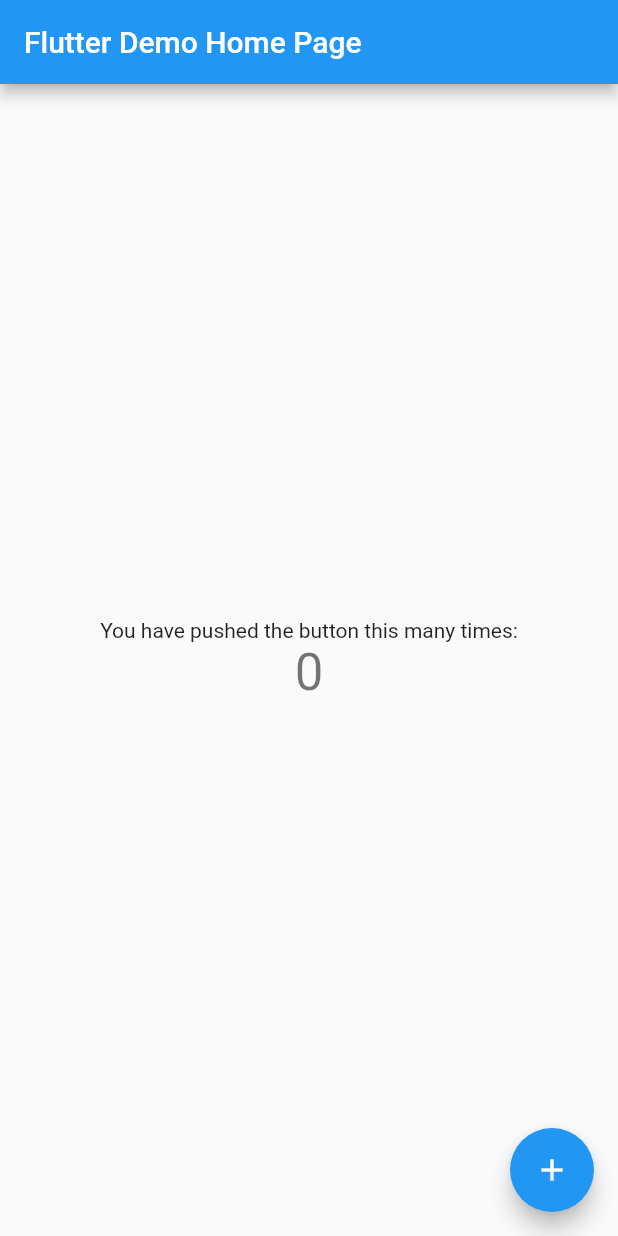
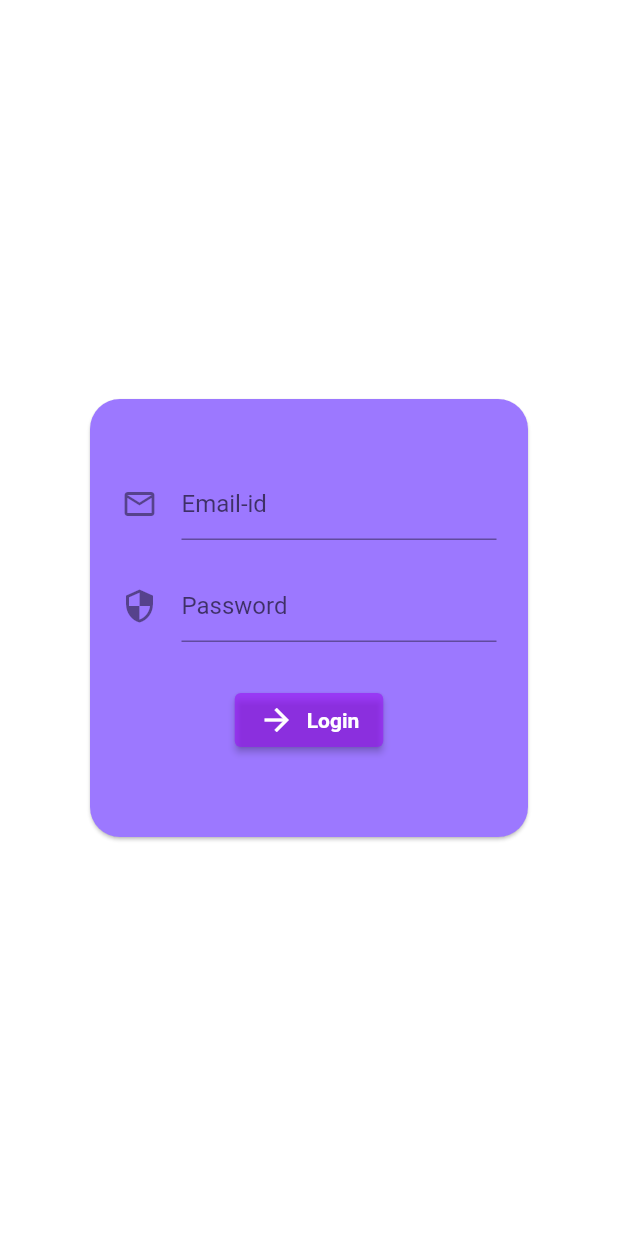
Before and after one commit to NexTech-Source/MobileClient, a Flutter app: the screen it shows after launch, on a phone screen of 412 x 824 dp. Run offline on Flutter 3.47's test engine with Material 2 defaults, Android fonts, the phone set to English and light mode, and no system bars; our stand-ins replace another_flushbar, bloc, flutter_bloc, image_picker, progress_indicators; missing offline and left inert: edge_detection.

Commit message:
basic app skeleton

```diff
--- a/nextech_app/lib/bloc/auth_repo.dart
+++ b/nextech_app/lib/bloc/auth_repo.dart
@@ -0,0 +1,9 @@
+class AuthRepository {
+
+  Future<bool> login(String email, String password) async {
+    return Future.delayed(Duration(seconds: 2), () {
+      return true;
+    });
+  }
+
+}
--- a/nextech_app/lib/bloc/login/form_submission_status.dart
+++ b/nextech_app/lib/bloc/login/form_submission_status.dart
@@ -0,0 +1,25 @@
+abstract class FormSubmissionStatus {
+  const FormSubmissionStatus();
+}
+
+class InitialFormStatus extends FormSubmissionStatus {
+  const InitialFormStatus();
+}
+
+class FormSubmitting extends FormSubmissionStatus {}
+
+class GoogleFormSubmitting extends FormSubmissionStatus {}
+
+class TwitterFormSubmitting extends FormSubmissionStatus {}
+
+class GitHubFormSubmitting extends FormSubmissionStatus {}
+
+class SubmissionSuccess extends FormSubmissionStatus {}
+
+class ReSendEmailSubmissionSuccess extends FormSubmissionStatus {}
+
+class SubmissionFailed extends FormSubmissionStatus {
+  final String exception;
+   final String serverError = "Something went wrong during submission. Please try again later.";
+  SubmissionFailed(this.exception);
+}
--- a/nextech_app/lib/bloc/login/login_bloc.dart
+++ b/nextech_app/lib/bloc/login/login_bloc.dart
@@ -0,0 +1,35 @@
+import 'package:bloc/bloc.dart';
+import 'package:nextech_app/bloc/auth_repo.dart';
+import 'package:nextech_app/bloc/login/form_submission_status.dart';
+import 'package:nextech_app/bloc/login/login_event.dart';
+import 'package:nextech_app/bloc/login/login_state.dart';
+
+class LoginBloc extends Bloc<LoginEvent, LoginState> {
+  final AuthRepository authRepo;
+  LoginBloc({required this.authRepo}) : super(LoginState()) {
+    on<LoginEvent>(_onEvent);
+  }
+
+    Future<void> _onEvent(LoginEvent event, Emitter<LoginState> emit) async {
+      if (event is LoginEmailChanged) {
+        emit(state.copyWith(email: event.email));
+      }
+      // password update
+      else if (event is LoginPasswordChanged) {
+        emit(state.copyWith(password: event.password));
+      }
+      //form submitted
+      else if (event is LoginSubmitted) {
+        emit(state.copyWith(formStatus: FormSubmitting()));
+
+        try {
+          bool issuccessful = await authRepo.login(state.email, state.password);
+          if (issuccessful) {
+            emit(state.copyWith(formStatus: SubmissionSuccess()));
+          } else {}
+        } catch (e) {
+          emit(state.copyWith(formStatus: SubmissionFailed(e.toString())));
+        }
+      }
+    }
+  }
--- a/nextech_app/lib/bloc/login/login_event.dart
+++ b/nextech_app/lib/bloc/login/login_event.dart
@@ -0,0 +1,27 @@
+abstract class LoginEvent{}
+
+class LoginEmailChanged extends LoginEvent{
+   final String email;
+  LoginEmailChanged(this.email);
+}
+
+class LoginPasswordChanged extends LoginEvent{
+  final String password;
+  LoginPasswordChanged(this.password);
+}
+
+class LoginSubmitted extends LoginEvent{
+
+}
+
+class GoogleLoginSubmitted extends LoginEvent{
+
+}
+
+class TwitterLoginSubmitted extends LoginEvent{
+
+}
+
+class GitHubLoginSubmitted extends LoginEvent{
+
+}
--- a/nextech_app/lib/bloc/login/login_state.dart
+++ b/nextech_app/lib/bloc/login/login_state.dart
@@ -0,0 +1,23 @@
+import 'package:nextech_app/bloc/login/form_submission_status.dart';
+
+class LoginState {
+  final String email;
+  bool get isValidEmail => email.length > 3;
+  final String password;
+  bool get isValidPassword => password.length > 6;
+  FormSubmissionStatus formStatus;
+
+  LoginState(
+      {this.email = '',
+      this.password = '',
+      this.formStatus = const InitialFormStatus()});
+
+  LoginState copyWith(
+      {String? email, String? password, FormSubmissionStatus? formStatus}) {
+    return LoginState(
+      email: email ?? this.email,
+      password: password ?? this.password,
+      formStatus: formStatus ?? this.formStatus,
+    );
+  }
+}
--- a/nextech_app/lib/constants/routes.dart
+++ b/nextech_app/lib/constants/routes.dart
@@ -0,0 +1,3 @@
+const kHomeRoute = '/home';
+const kLoginRoute = '/login';
+const kRegisterRoute = '/register';
--- a/nextech_app/lib/main.dart
+++ b/nextech_app/lib/main.dart
@@ -1,115 +1,32 @@
 import 'package:flutter/material.dart';
-
+import 'package:flutter_bloc/flutter_bloc.dart';
+import 'package:nextech_app/bloc/auth_repo.dart';
+import 'package:nextech_app/presentation/router.dart';
+import 'package:provider/provider.dart';
 void main() {
-  runApp(const MyApp());
+  runApp(NextechApp(
+    router: AppRouter(),
+  ));
 }
 
-class MyApp extends StatelessWidget {
-  const MyApp({Key? key}) : super(key: key);
-
-  // This widget is the root of your application.
+class NextechApp extends StatelessWidget {
+  final AppRouter router;
+  const NextechApp({Key? key, required this.router}) : super(key: key);
   @override
   Widget build(BuildContext context) {
-    return MaterialApp(
-      title: 'Flutter Demo',
-      theme: ThemeData(
-        // This is the theme of your application.
-        //
-        // Try running your application with "flutter run". You'll see the
-        // application has a blue toolbar. Then, without quitting the app, try
-        // changing the primarySwatch below to Colors.green and then invoke
-        // "hot reload" (press "r" in the console where you ran "flutter run",
-        // or simply save your changes to "hot reload" in a Flutter IDE).
-        // Notice that the counter didn't reset back to zero; the application
-        // is not restarted.
-        primarySwatch: Colors.blue,
+    return MultiProvider(
+      providers: [
+        RepositoryProvider(
+          create: (context) => AuthRepository(),
+        ),
+      ],
+      child: MaterialApp(
+        title: 'Nextech',
+        theme: ThemeData(
+          primarySwatch: Colors.blue,
+        ),
+        onGenerateRoute: router.onGenerateRoute,
       ),
-      home: const MyHomePage(title: 'Flutter Demo Home Page'),
     );
   }
 }
-
-class MyHomePage extends StatefulWidget {
-  const MyHomePage({Key? key, required this.title}) : super(key: key);
-
-  // This widget is the home page of your application. It is stateful, meaning
-  // that it has a State object (defined below) that contains fields that affect
-  // how it looks.
-
-  // This class is the configuration for the state. It holds the values (in this
-  // case the title) provided by the parent (in this case the App widget) and
-  // used by the build method of the State. Fields in a Widget subclass are
-  // always marked "final".
-
-  final String title;
-
-  @override
-  State<MyHomePage> createState() => _MyHomePageState();
-}
-
-class _MyHomePageState extends State<MyHomePage> {
-  int _counter = 0;
-
-  void _incrementCounter() {
-    setState(() {
-      // This call to setState tells the Flutter framework that something has
-      // changed in this State, which causes it to rerun the build method below
-      // so that the display can reflect the updated values. If we changed
-      // _counter without calling setState(), then the build method would not be
-      // called again, and so nothing would appear to happen.
-      _counter++;
-    });
-  }
-
-  @override
-  Widget build(BuildContext context) {
-    // This method is rerun every time setState is called, for instance as done
-    // by the _incrementCounter method above.
-    //
-    // The Flutter framework has been optimized to make rerunning build methods
-    // fast, so that you can just rebuild anything that needs updating rather
-    // than having to individually change instances of widgets.
-    return Scaffold(
-      appBar: AppBar(
-        // Here we take the value from the MyHomePage object that was created by
-        // the App.build method, and use it to set our appbar title.
-        title: Text(widget.title),
-      ),
-      body: Center(
-        // Center is a layout widget. It takes a single child and positions it
-        // in the middle of the parent.
-        child: Column(
-          // Column is also a layout widget. It takes a list of children and
-          // arranges them vertically. By default, it sizes itself to fit its
-          // children horizontally, and tries to be as tall as its parent.
-          //
-          // Invoke "debug painting" (press "p" in the console, choose the
-          // "Toggle Debug Paint" action from the Flutter Inspector in Android
-          // Studio, or the "Toggle Debug Paint" command in Visual Studio Code)
-          // to see the wireframe for each widget.
-          //
-          // Column has various properties to control how it sizes itself and
-          // how it positions its children. Here we use mainAxisAlignment to
-          // center the children vertically; the main axis here is the vertical
-          // axis because Columns are vertical (the cross axis would be
-          // horizontal).
-          mainAxisAlignment: MainAxisAlignment.center,
-          children: <Widget>[
-            const Text(
-              'You have pushed the button this many times:',
-            ),
-            Text(
-              '$_counter',
-              style: Theme.of(context).textTheme.headline4,
-            ),
-          ],
-        ),
-      ),
-      floatingActionButton: FloatingActionButton(
-        onPressed: _incrementCounter,
-        tooltip: 'Increment',
-        child: const Icon(Icons.add),
-      ), // This trailing comma makes auto-formatting nicer for build methods.
-    );
-  }
-}
--- a/nextech_app/lib/presentation/router.dart
+++ b/nextech_app/lib/presentation/router.dart
@@ -0,0 +1,31 @@
+import 'package:flutter/material.dart';
+import 'package:nextech_app/constants/routes.dart';
+import 'package:nextech_app/presentation/screens/home_screen.dart';
+import 'package:nextech_app/presentation/screens/loading_screen.dart';
+import 'package:nextech_app/presentation/screens/login_screen.dart';
+
+class AppRouter {
+  String runTimeRouteGenerator() {
+    return kHomeRoute;
+  }
+
+  Future<String> initialRoute() async {
+    return kLoginRoute;
+  }
+
+  Route<dynamic> onGenerateRoute(RouteSettings settings) {
+    switch (settings.name) {
+      case kHomeRoute:
+        return MaterialPageRoute<dynamic>(
+            builder: (BuildContext context) => HomeScreen());
+      case kLoginRoute:
+        return MaterialPageRoute(builder:
+        (BuildContext context) => LoginScreen());
+      default :
+        return MaterialPageRoute<dynamic>(
+      builder: (BuildContext context) => LoadingScreen(),
+    );
+    }
+
+  }
+}
--- a/nextech_app/lib/presentation/screens/login_screen.dart
+++ b/nextech_app/lib/presentation/screens/login_screen.dart
@@ -0,0 +1,196 @@
+import 'package:another_flushbar/flushbar.dart';
+import 'package:flutter/gestures.dart';
+import 'package:flutter/material.dart';
+import 'package:flutter_bloc/flutter_bloc.dart';
+import 'package:nextech_app/bloc/auth_repo.dart';
+import 'package:nextech_app/bloc/login/form_submission_status.dart';
+import 'package:nextech_app/bloc/login/login_bloc.dart';
+import 'package:nextech_app/bloc/login/login_event.dart';
+import 'package:nextech_app/bloc/login/login_state.dart';
+import 'package:nextech_app/constants/app_colours.dart';
+import 'package:nextech_app/presentation/router.dart';
+
+
+class LoginScreen extends StatelessWidget {
+  final _formKey = GlobalKey<FormState>();
+  //final _formKeySecond = GlobalKey<FormState>();
+  final TextEditingController passwordController = TextEditingController();
+  final TextEditingController emailController = TextEditingController();
+
+  LoginScreen({Key? key}) : super(key: key);
+  @override
+  Widget build(BuildContext context) {
+    return Scaffold(
+      backgroundColor: kWhite,
+      body: BlocProvider(
+        create: (context) => LoginBloc(
+          authRepo: context.read<AuthRepository>(),
+        ),
+        child: Column(
+          mainAxisAlignment: MainAxisAlignment.center,
+          crossAxisAlignment: CrossAxisAlignment.center,
+          children: [
+            Builder(builder: (context) {
+              return _loginForm(context);
+            }),
+          ],
+        ),
+      ),
+    );
+  }
+
+  Widget _loginForm(context) {
+    return BlocListener<LoginBloc, LoginState>(
+        listener: (context, state) {
+          final formStatus = state.formStatus;
+          if (formStatus is SubmissionFailed) {
+            emailController.clear();
+            passwordController.clear();
+            _showSnackBar(context, formStatus.exception);
+            state.formStatus = const InitialFormStatus();
+          }
+          if (formStatus is SubmissionSuccess) {
+            //print("submission success now routing");
+            //runTimeState.get<AppRunTimeStatus>().setIsLoggedIn(true);
+
+            Navigator.of(context)
+                .popAndPushNamed(AppRouter().runTimeRouteGenerator());
+          }
+        },
+        child: Form(
+          key: _formKey,
+          child: Column(
+            mainAxisAlignment: MainAxisAlignment.center,
+            crossAxisAlignment: CrossAxisAlignment.center,
+            children: [
+
+              Center(
+                child: SizedBox(
+                    width: 300, height: 300, child: _loginContainer(context)),
+              ),
+
+
+            ],
+          ),
+        ));
+  }
+
+  Widget _loginContainer(context) {
+    return Card(
+        shape: RoundedRectangleBorder(
+          borderRadius: BorderRadius.circular(20),
+        ),
+        color: kLightPurple,
+        child: Column(
+            mainAxisAlignment: MainAxisAlignment.center,
+            crossAxisAlignment: CrossAxisAlignment.center,
+            children: [
+              SizedBox(width: 250, child: _emailField()),
+              const Padding(padding: EdgeInsets.only(top: 20)),
+              SizedBox(width: 250, child: _passwordField()),
+              const Padding(padding: EdgeInsets.only(top: 20)),
+              _loginButton(),
+              //_signUpText(),
+              //_forgotPasswordText(context)
+            ]));
+  }
+
+  Widget _emailField() {
+    return BlocBuilder<LoginBloc, LoginState>(builder: (context, state) {
+      return TextFormField(
+        controller: emailController,
+        decoration: const InputDecoration(
+          icon: Icon(Icons.email_outlined),
+          hintText: 'Email-id',
+        ),
+        validator: (value) => state.isValidEmail ? null : 'Email is too short',
+        onChanged: (value) => context.read<LoginBloc>().add(
+              LoginEmailChanged(value),
+            ),
+      );
+    });
+  }
+
+  Widget _passwordField() {
+    return BlocBuilder<LoginBloc, LoginState>(builder: (context, state) {
+      return TextFormField(
+        controller: passwordController,
+        obscureText: true,
+        decoration: const InputDecoration(
+          icon: Icon(Icons.security),
+          hintText: 'Password',
+        ),
+        validator: (value) =>
+            state.isValidPassword ? null : 'Password is too short',
+        onChanged: (value) => context.read<LoginBloc>().add(
+              LoginPasswordChanged(value),
+            ),
+      );
+    });
+  }
+
+  Widget _loginButton() {
+    return BlocBuilder<LoginBloc, LoginState>(builder: (context, state) {
+      return state.formStatus is FormSubmitting
+          ? const CircularProgressIndicator()
+          : Row(
+              mainAxisSize: MainAxisSize.min,
+              children: [
+                Padding(
+                  padding: const EdgeInsets.all(8.0),
+                  child: ElevatedButton(
+                    onPressed: () {
+                      if (_formKey.currentState!.validate()) {
+                        context.read<LoginBloc>().add(LoginSubmitted());
+                      }
+                    },
+                    style: ElevatedButton.styleFrom(
+                      primary: kPurpleColour, onPrimary: kWhite
+                    ),
+
+                    child: Row(
+                      children: [
+                        Padding(
+                          padding: const EdgeInsets.only(right: 8.0),
+                          child: Icon(
+                            Icons.arrow_forward,
+                            color: kWhite,
+                          ),
+                        ),
+                        Text(
+                          "Login",
+                          style: TextStyle(
+                            color: kWhite,
+                            fontWeight: FontWeight.bold,
+                          ),
+                        ),
+                      ],
+                    ),
+                  ),
+                ),
+              ],
+            );
+    });
+  }
+
+  void dispose() {
+    passwordController.dispose();
+    emailController.dispose();
+  }
+
+  void _showSnackBar(BuildContext context, String message) {
+    final snackBar = SnackBar(
+      content: Text(
+        message,
+        style: const TextStyle(color: Colors.white, fontSize: 20),
+      ),
+      backgroundColor: const Color.fromARGB(255, 82, 8, 8),
+    );
+    // ignore: deprecated_member_use
+    Scaffold.of(context).showSnackBar(snackBar);
+  }
+
+
+
+
+}
--- a/nextech_app/pubspec.yaml
+++ b/nextech_app/pubspec.yaml
@@ -36,6 +36,9 @@
   auto_size_text: ^3.0.0
   flutter_svg: ^1.1.0
   http: ^0.13.1
+  progress_indicators:
+  edge_detection: ^1.0.9
+  image_picker: ^0.8.5+3
 
 
   # The following adds the Cupertino Icons font to your application.
```
Also changed, not shown: nextech_app/lib/constants/app_colours.dart (+40 -0 lines), nextech_app/lib/presentation/screens/home_screen.dart (+75 -0 lines), nextech_app/lib/presentation/screens/loading_screen.dart (added, +64 -0 lines), nextech_app/lib/presentation/screens/camera_screen.dart (added), nextech_app/lib/storage/hive_local_storage.dart (added), nextech_app/pubspec.lock, 3 other files.
